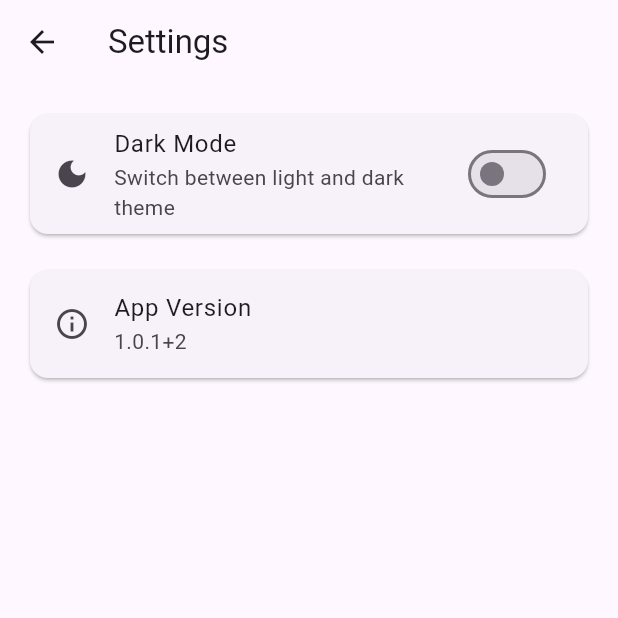
After one commit to Bhimanagowda/daily_expense_pro, a Flutter app: the ExpenditureScreen screen opened directly, item 2 of the bottom bar chosen, after a tap on the "settings" icon, on a phone screen of 412 x 824 dp, the top half of it. The commit adds this screen. Run offline on Flutter 3.47's test engine with Material 3 defaults, Android fonts, the phone set to English and light mode, and no system bars; our stand-ins replace fl_chart, image_picker, package_info_plus, shared_preferences; missing offline and left inert: excel; accounts and stored records are empty.

Commit message:
set dark mode

```diff
--- a/lib/main.dart
+++ b/lib/main.dart
@@ -12,6 +12,7 @@ import 'package:flutter/services.dart';
 import 'auth/login_page.dart';
 import 'profile_page.dart';
 import 'notes_page.dart';
+import 'settings_page.dart';
 
 const List<String> _categories = [
   'Categories', // First item as a prompt
@@ -36,15 +37,51 @@ void main() {
   runApp(MyApp());
 }
 
-class MyApp extends StatelessWidget {
-  const MyApp({super.key});
+class MyApp extends StatefulWidget {
+  static _MyAppState? of(BuildContext context) =>
+      context.findAncestorStateOfType<_MyAppState>();
+
+  @override
+  _MyAppState createState() => _MyAppState();
+}
+
+class _MyAppState extends State<MyApp> {
+  bool _isDarkMode = false;
+
+  @override
+  void initState() {
+    super.initState();
+    _loadTheme();
+  }
+
+  Future<void> _loadTheme() async {
+    final prefs = await SharedPreferences.getInstance();
+    setState(() {
+      _isDarkMode = prefs.getBool('isDarkMode') ?? false;
+    });
+  }
+
+  void updateTheme(bool isDarkMode) {
+    setState(() {
+      _isDarkMode = isDarkMode;
+    });
+  }
 
   @override
   Widget build(BuildContext context) {
     return MaterialApp(
-      title: 'Daily Expense',
+      title: 'Daily Expenditure',
+      theme: ThemeData(
+        brightness: Brightness.light,
+        primarySwatch: Colors.blue,
+      ),
+      darkTheme: ThemeData(
+        brightness: Brightness.dark,
+        primarySwatch: Colors.blue,
+      ),
+      themeMode: _isDarkMode ? ThemeMode.dark : ThemeMode.light,
+      home: AuthWrapper(),
       debugShowCheckedModeBanner: false,
-      home: AuthWrapper(),
     );
   }
 }
@@ -812,7 +849,9 @@ class _ExpenditureScreenState extends State<ExpenditureScreen> {
                                     text: '${item['category']}: ',
                                     style: TextStyle(
                                       fontWeight: FontWeight.bold,
-                                      color: Colors.black,
+                                      color: Theme.of(
+                                        context,
+                                      ).textTheme.bodyLarge?.color,
                                     ),
                                   ),
                                 ],
@@ -821,7 +860,11 @@ class _ExpenditureScreenState extends State<ExpenditureScreen> {
                             SizedBox(height: 4),
                             Text(
                               '${item['name']}',
-                              style: TextStyle(color: Colors.black),
+                              style: TextStyle(
+                                color: Theme.of(
+                                  context,
+                                ).textTheme.bodyLarge?.color,
+                              ),
                             ),
                             SizedBox(height: 4),
                             Container(
@@ -868,7 +911,9 @@ class _ExpenditureScreenState extends State<ExpenditureScreen> {
                                 '₹${item['price'].toStringAsFixed(2)}',
                                 style: TextStyle(
                                   fontWeight: FontWeight.bold,
-                                  color: Colors.black,
+                                  color: Theme.of(
+                                    context,
+                                  ).textTheme.bodyLarge?.color,
                                 ),
                               ),
                               SizedBox(width: 8),
@@ -1037,6 +1082,15 @@ class _ExpenditureScreenState extends State<ExpenditureScreen> {
       appBar: AppBar(
         title: Text('Daily Expenditure-c'),
         actions: [
+          IconButton(
+            icon: Icon(Icons.settings),
+            onPressed: () {
+              Navigator.push(
+                context,
+                MaterialPageRoute(builder: (context) => SettingsPage()),
+              );
+            },
+          ),
           PopupMenuButton<String>(
             onSelected: (value) {
               if (value == 'logout') {
--- /dev/null
+++ b/lib/settings_page.dart
@@ -0,0 +1,85 @@
+import 'package:flutter/material.dart';
+import 'package:shared_preferences/shared_preferences.dart';
+import 'package:package_info_plus/package_info_plus.dart';
+import 'main.dart';
+
+class SettingsPage extends StatefulWidget {
+  @override
+  _SettingsPageState createState() => _SettingsPageState();
+}
+
+class _SettingsPageState extends State<SettingsPage> {
+  bool _isDarkMode = false;
+  String _appVersion = '';
+
+  @override
+  void initState() {
+    super.initState();
+    _loadSettings();
+    _getAppVersion();
+  }
+
+  Future<void> _loadSettings() async {
+    final prefs = await SharedPreferences.getInstance();
+    setState(() {
+      _isDarkMode = prefs.getBool('isDarkMode') ?? false;
+    });
+  }
+
+  Future<void> _getAppVersion() async {
+    PackageInfo packageInfo = await PackageInfo.fromPlatform();
+    setState(() {
+      _appVersion = '${packageInfo.version}+${packageInfo.buildNumber}';
+    });
+  }
+
+  Future<void> _toggleDarkMode(bool value) async {
+    final prefs = await SharedPreferences.getInstance();
+    await prefs.setBool('isDarkMode', value);
+    setState(() {
+      _isDarkMode = value;
+    });
+
+    // Update the main app theme
+    MyApp.of(context)?.updateTheme(value);
+  }
+
+  @override
+  Widget build(BuildContext context) {
+    return Scaffold(
+      appBar: AppBar(title: Text('Settings')),
+      body: Padding(
+        padding: EdgeInsets.all(16.0),
+        child: Column(
+          crossAxisAlignment: CrossAxisAlignment.start,
+          children: [
+            // Dark Mode Toggle
+            Card(
+              child: ListTile(
+                leading: Icon(Icons.dark_mode),
+                title: Text('Dark Mode'),
+                subtitle: Text('Switch between light and dark theme'),
+                trailing: Switch(
+                  value: _isDarkMode,
+                  onChanged: _toggleDarkMode,
+                ),
+              ),
+            ),
+            SizedBox(height: 16),
+
+            // App Version
+            Card(
+              child: ListTile(
+                leading: Icon(Icons.info_outline),
+                title: Text('App Version'),
+                subtitle: Text(
+                  _appVersion.isNotEmpty ? _appVersion : 'Loading...',
+                ),
+              ),
+            ),
+          ],
+        ),
+      ),
+    );
+  }
+}
```
Also changed, not shown: lib/profile_page.dart (+0 -45 lines).
